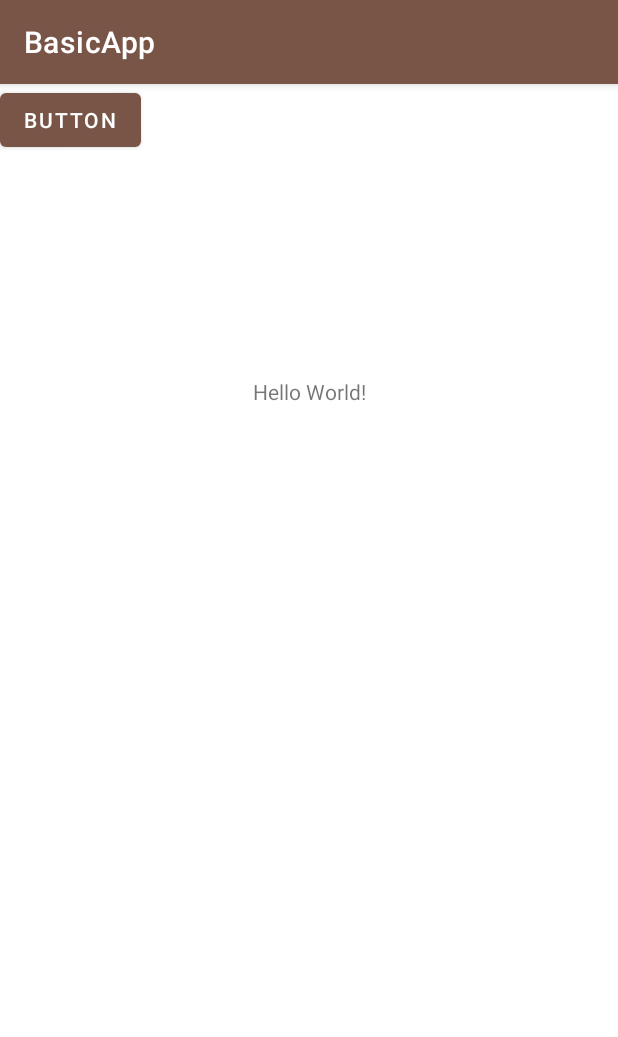
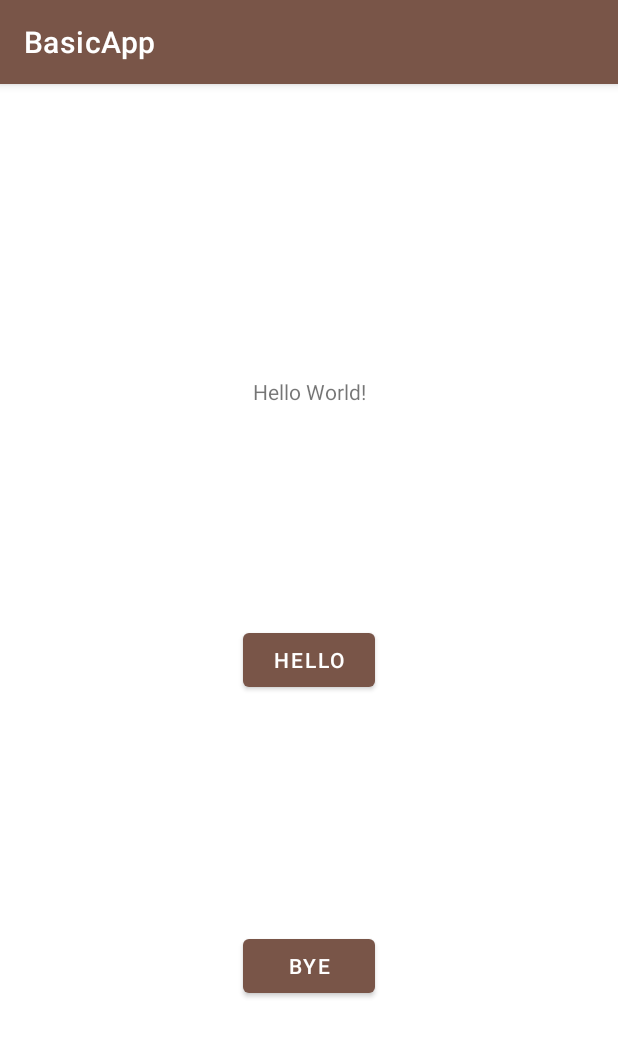
Before and after one commit to IT-Academy-Java/android-demo, an Android app: the screen it shows after launch (MainActivity), on a phone screen of 412 x 824 dp. Shown: the top 1037 px of the screen. Run offline under Robolectric (Android 15) with nearby library versions, the phone set to English and light mode, and no system bars; libraries missing offline, so code that uses them is left out: com.github.johnpersano.supertoasts; 1 statement that could not run was skipped.

Commit message:
ADD second button demo

```diff
--- a/app/src/main/java/com/example/basicapp/MainActivity.java
+++ b/app/src/main/java/com/example/basicapp/MainActivity.java
@@ -14,19 +14,22 @@ import com.github.johnpersano.supertoasts.library.utils.PaletteUtils;
 
 public class MainActivity extends AppCompatActivity implements View.OnClickListener{
 
-    private Button greetingButton;
+    private Button helloButton;
+    private Button byeButton;
 
     @Override
     protected void onCreate(Bundle savedInstanceState) {
         super.onCreate(savedInstanceState);
         setContentView(R.layout.activity_main);
 
-        /**  //First form
-        greetingButton = findViewById(R.id.helloButton);
-        greetingButton.setOnClickListener(view -> Toast.makeText(MainActivity.this, "Hello darling!!!", Toast.LENGTH_SHORT).show()); */
+        helloButton = findViewById(R.id.helloButton);
+        helloButton.setOnClickListener(this);
 
-        greetingButton = findViewById(R.id.helloButton);
-        greetingButton.setOnClickListener(this);
+        // Second form
+        byeButton = findViewById(R.id.byeButton);
+        byeButton.setOnClickListener(view -> Toast.makeText(MainActivity.this, "Bye bye tinner!!!", Toast.LENGTH_SHORT).show());
+
+
 
         // Super Toast
         SuperActivityToast.create(this, new Style(), Style.TYPE_BUTTON)
--- a/app/src/main/res/layout/activity_main.xml
+++ b/app/src/main/res/layout/activity_main.xml
@@ -20,9 +20,21 @@
         android:id="@+id/helloButton"
         android:layout_width="wrap_content"
         android:layout_height="wrap_content"
-        android:text="Button"
-        tools:layout_editor_absoluteX="72dp"
-        tools:layout_editor_absoluteY="277dp" />
+        android:text="Hello"
+        app:layout_constraintBottom_toBottomOf="parent"
+        app:layout_constraintEnd_toEndOf="parent"
+        app:layout_constraintStart_toStartOf="parent"
+        app:layout_constraintTop_toTopOf="parent" />
+
+    <Button
+        android:id="@+id/byeButton"
+        android:layout_width="wrap_content"
+        android:layout_height="wrap_content"
+        android:text="Bye"
+        app:layout_constraintBottom_toBottomOf="parent"
+        app:layout_constraintEnd_toEndOf="parent"
+        app:layout_constraintStart_toStartOf="parent"
+        app:layout_constraintTop_toBottomOf="@+id/helloButton" />
 
 
 </androidx.constraintlayout.widget.ConstraintLayout>
```
